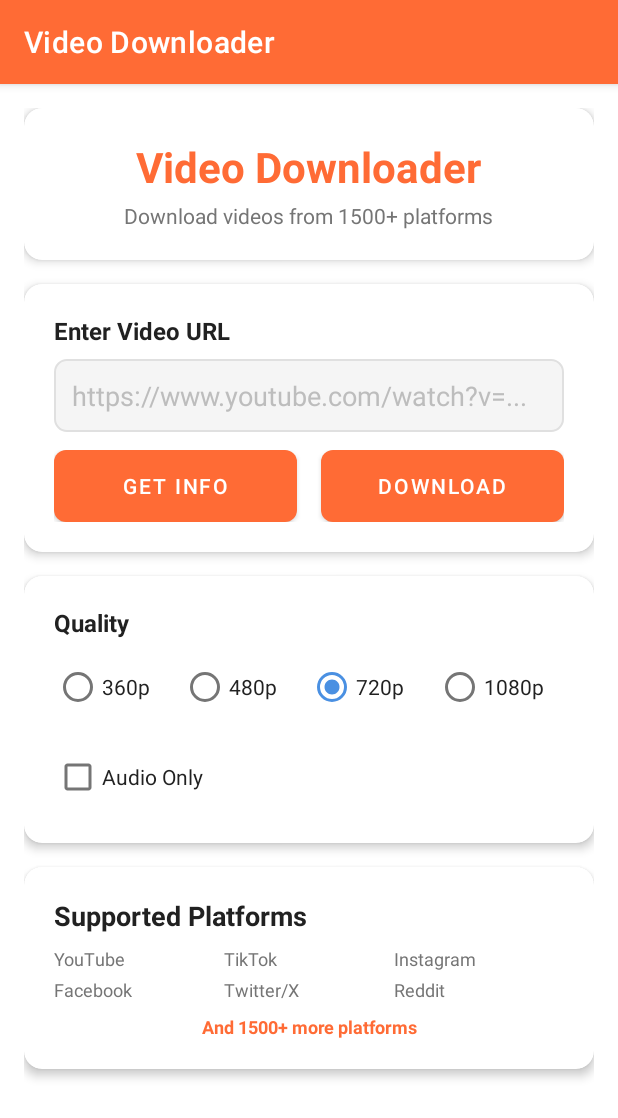
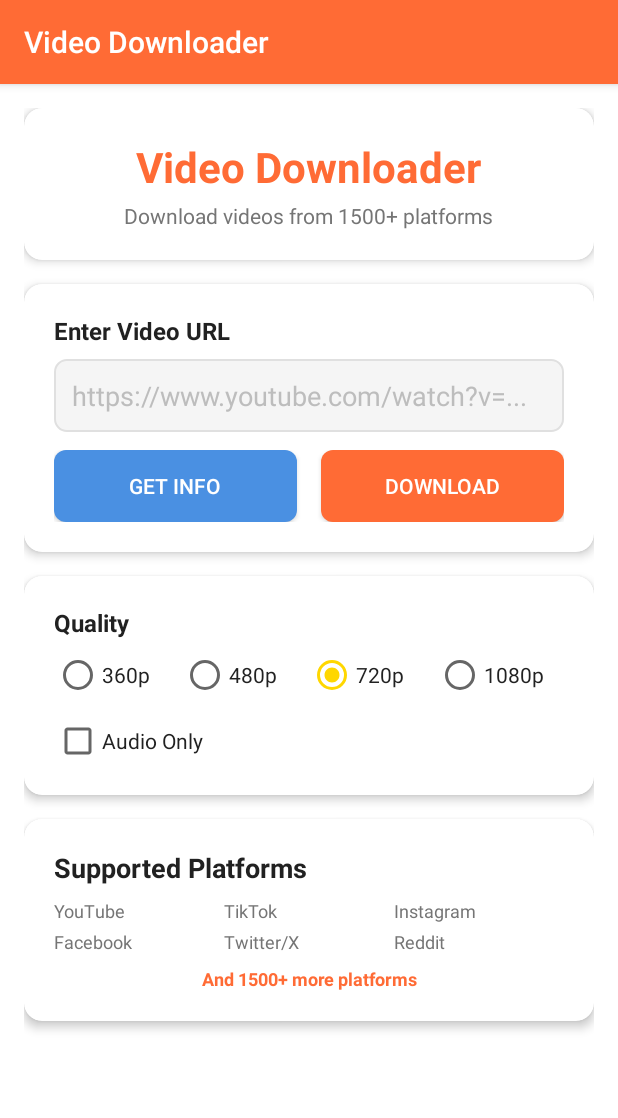
Before and after one commit to erfandev123/videoapi, an Android app: the screen it shows after launch (MainActivity), on a phone screen of 412 x 824 dp. Shown: the top 1118 px of the screen. Run offline under Robolectric (Android 15) with nearby library versions, the phone set to English and light mode, and no system bars.

Commit message:
Refactor: Update project to use Android Support Library
Co-authored-by: erfanbnp99 <erfanbnp99@gmail.com>

```diff
--- a/VideoDownloaderApp/app/src/main/java/com/videodownloader/app/MainActivity.java
+++ b/VideoDownloaderApp/app/src/main/java/com/videodownloader/app/MainActivity.java
@@ -14,8 +14,8 @@ import android.widget.ProgressBar;
 import android.widget.RadioButton;
 import android.widget.TextView;
 import android.widget.Toast;
-import androidx.appcompat.app.AppCompatActivity;
-import androidx.cardview.widget.CardView;
+import android.support.v7.app.AppCompatActivity;
+import android.support.v7.widget.CardView;
 import java.util.Timer;
 import java.util.TimerTask;
 
--- a/VideoDownloaderApp/app/src/main/res/layout/activity_main.xml
+++ b/VideoDownloaderApp/app/src/main/res/layout/activity_main.xml
@@ -13,7 +13,7 @@
         android:padding="16dp">
 
         <!-- Header Card -->
-        <androidx.cardview.widget.CardView
+        <android.support.v7.widget.CardView
             android:layout_width="match_parent"
             android:layout_height="wrap_content"
             android:layout_marginBottom="16dp"
@@ -47,10 +47,10 @@
 
             </LinearLayout>
 
-        </androidx.cardview.widget.CardView>
+        </android.support.v7.widget.CardView>
 
         <!-- URL Input Card -->
-        <androidx.cardview.widget.CardView
+        <android.support.v7.widget.CardView
             android:layout_width="match_parent"
             android:layout_height="wrap_content"
             android:layout_marginBottom="16dp"
@@ -116,10 +116,10 @@
 
             </LinearLayout>
 
-        </androidx.cardview.widget.CardView>
+        </android.support.v7.widget.CardView>
 
         <!-- Quality Selection Card -->
-        <androidx.cardview.widget.CardView
+        <android.support.v7.widget.CardView
             android:layout_width="match_parent"
             android:layout_height="wrap_content"
             android:layout_marginBottom="16dp"
@@ -193,10 +193,10 @@
 
             </LinearLayout>
 
-        </androidx.cardview.widget.CardView>
+        </android.support.v7.widget.CardView>
 
         <!-- Video Info Card -->
-        <androidx.cardview.widget.CardView
+        <android.support.v7.widget.CardView
             android:id="@+id/cardVideoInfo"
             android:layout_width="match_parent"
             android:layout_height="wrap_content"
@@ -267,10 +267,10 @@
 
             </LinearLayout>
 
-        </androidx.cardview.widget.CardView>
+        </android.support.v7.widget.CardView>
 
         <!-- Download Progress Card -->
-        <androidx.cardview.widget.CardView
+        <android.support.v7.widget.CardView
             android:id="@+id/cardDownloadProgress"
             android:layout_width="match_parent"
             android:layout_height="wrap_content"
@@ -334,10 +334,10 @@
 
             </LinearLayout>
 
-        </androidx.cardview.widget.CardView>
+        </android.support.v7.widget.CardView>
 
         <!-- Download Result Card -->
-        <androidx.cardview.widget.CardView
+        <android.support.v7.widget.CardView
             android:id="@+id/cardDownloadResult"
             android:layout_width="match_parent"
             android:layout_height="wrap_content"
@@ -386,10 +386,10 @@
 
             </LinearLayout>
 
-        </androidx.cardview.widget.CardView>
+        </android.support.v7.widget.CardView>
 
         <!-- Supported Platforms Card -->
-        <androidx.cardview.widget.CardView
+        <android.support.v7.widget.CardView
             android:layout_width="match_parent"
             android:layout_height="wrap_content"
             android:layout_marginBottom="16dp"
@@ -487,7 +487,7 @@
 
             </LinearLayout>
 
-        </androidx.cardview.widget.CardView>
+        </android.support.v7.widget.CardView>
 
     </LinearLayout>
 
--- a/VideoDownloaderApp/app/src/main/res/values/themes.xml
+++ b/VideoDownloaderApp/app/src/main/res/values/themes.xml
@@ -1,7 +1,7 @@
 <?xml version="1.0" encoding="utf-8"?>
 <resources xmlns:tools="http://schemas.android.com/tools">
     <!-- Base application theme. -->
-    <style name="Theme.VideoDownloader" parent="Theme.MaterialComponents.DayNight.DarkActionBar">
+    <style name="Theme.VideoDownloader" parent="Theme.AppCompat.DayNight.DarkActionBar">
         <!-- Primary brand color. -->
         <item name="colorPrimary">@color/primary</item>
         <item name="colorPrimaryVariant">@color/primary_dark</item>
```
Also changed, not shown: VideoDownloaderApp/app/build.gradle (+12 -11 lines), VideoDownloaderApp/app/src/main/AndroidManifest.xml (+3 -7 lines), VideoDownloaderApp/app/src/main/java/com/videodownloader/app/ApiService.java (+10 -5 lines), 2 other files.
